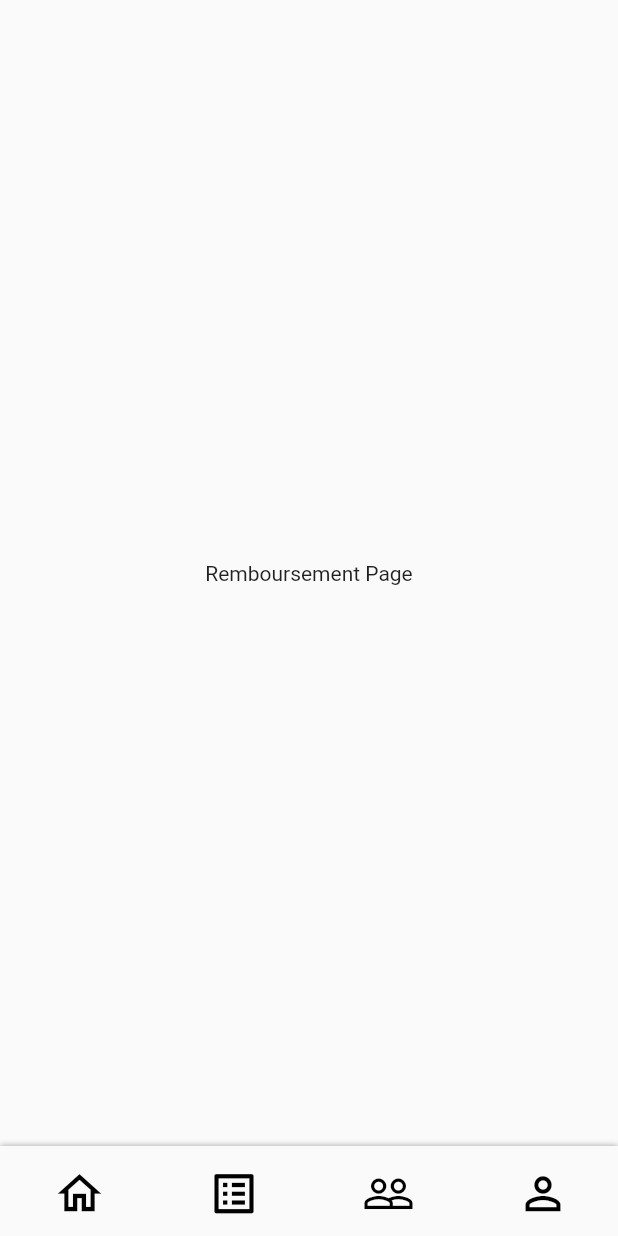
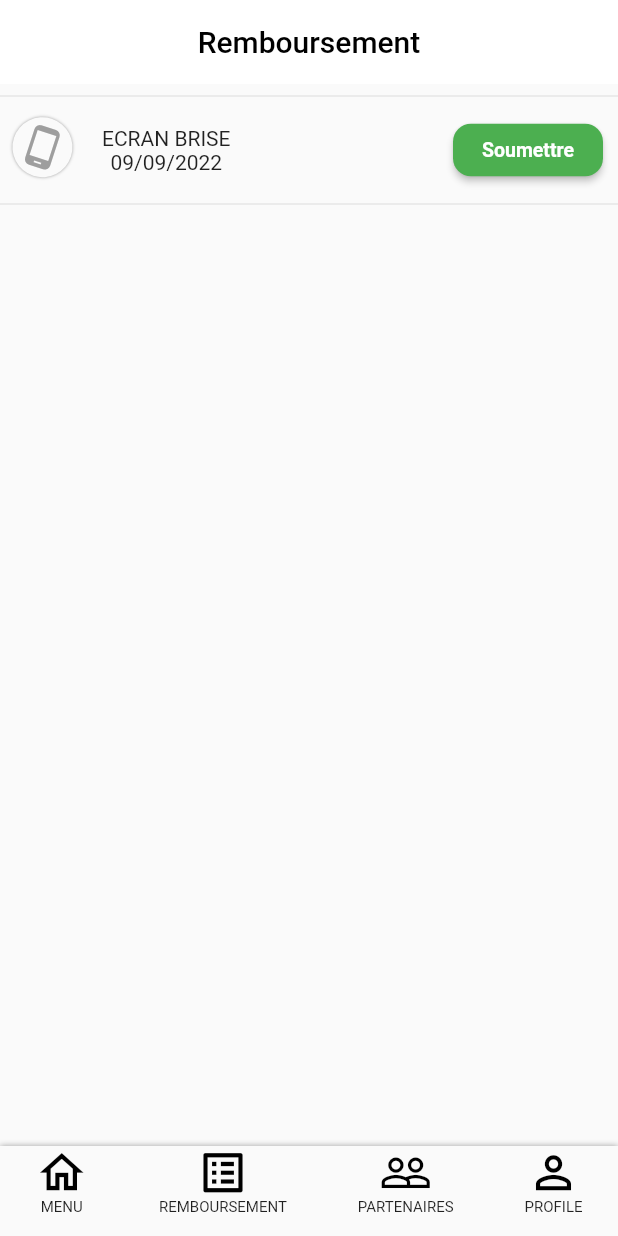
Before and after one commit to kadersaka/flow_insurance, a Flutter app: the PrincipalPage screen opened directly, item 2 of the bottom bar chosen, on a phone screen of 412 x 824 dp. Run offline on Flutter 3.47's test engine with Material 2 defaults, Android fonts, the light colour scheme and no system bars; our stand-ins replace file_picker, flutter_svg, google_maps_flutter, smooth_page_indicator; missing offline and left inert: geolocator_web, google_maps_place_picker, package_info_plus_web.

Commit message:
Improve bottomBar and begin partenaire.dart

```diff
--- a/lib/generated_plugin_registrant.dart
+++ b/lib/generated_plugin_registrant.dart
@@ -7,11 +7,15 @@
 // ignore_for_file: depend_on_referenced_packages
 
 import 'package:file_picker/_internal/file_picker_web.dart';
+import 'package:geolocator_web/geolocator_web.dart';
+import 'package:package_info_plus_web/package_info_plus_web.dart';
 
 import 'package:flutter_web_plugins/flutter_web_plugins.dart';
 
 // ignore: public_member_api_docs
 void registerPlugins(Registrar registrar) {
   FilePickerWeb.registerWith(registrar);
+  GeolocatorPlugin.registerWith(registrar);
+  PackageInfoPlugin.registerWith(registrar);
   registrar.registerMessageHandler();
 }
--- a/lib/views/home/principal.dart
+++ b/lib/views/home/principal.dart
@@ -2,6 +2,7 @@ import 'package:flowinsurance/views/home/menu.dart';
 import 'package:flowinsurance/views/home/partenaire.dart';
 import 'package:flowinsurance/views/home/profile.dart';
 import 'package:flowinsurance/views/home/remboursement.dart';
+import 'package:flutter/cupertino.dart';
 import 'package:flutter/material.dart';
 
 class PrincipalPage extends StatefulWidget {
@@ -27,89 +28,37 @@ class _PrincipalPageState extends State<PrincipalPage> {
       body: pages[pageIndex],
       bottomNavigationBar: Container(
         height: 60,
-        decoration: const BoxDecoration(boxShadow: [
-          BoxShadow(
-              color: Colors.grey, blurRadius: 3, blurStyle: BlurStyle.outer)
-        ]),
+        decoration: const BoxDecoration(boxShadow: [BoxShadow(color: Colors.grey, blurRadius: 3, blurStyle: BlurStyle.outer)]),
         child: Row(mainAxisAlignment: MainAxisAlignment.spaceAround, children: [
-          IconButton(
-            enableFeedback: false,
-            onPressed: () {
-              setState(() {
-                pageIndex = 0;
-              });
-            },
-            icon: pageIndex == 0
-                ? const Icon(
-                    Icons.home_filled,
-                    color: Colors.black,
-                    size: 35,
-                  )
-                : const Icon(
-                    Icons.home_outlined,
-                    color: Colors.black,
-                    size: 35,
-                  ),
-          ),
-          IconButton(
-            enableFeedback: false,
-            onPressed: () {
-              setState(() {
-                pageIndex = 1;
-              });
-            },
-            icon: pageIndex == 1
-                ? const Icon(
-                    Icons.list_alt,
-                    color: Colors.black,
-                    size: 35,
-                  )
-                : const Icon(
-                    Icons.list_alt_outlined,
-                    color: Colors.black,
-                    size: 35,
-                  ),
-          ),
-          IconButton(
-            enableFeedback: false,
-            onPressed: () {
-              setState(() {
-                pageIndex = 2;
-              });
-            },
-            icon: pageIndex == 2
-                ? const Icon(
-                    Icons.people,
-                    color: Colors.black,
-                    size: 35,
-                  )
-                : const Icon(
-                    Icons.people_outline,
-                    color: Colors.black,
-                    size: 35,
-                  ),
-          ),
-          IconButton(
-            enableFeedback: false,
-            onPressed: () {
-              setState(() {
-                pageIndex = 3;
-              });
-            },
-            icon: pageIndex == 3
-                ? const Icon(
-                    Icons.person,
-                    color: Colors.black,
-                    size: 35,
-                  )
-                : const Icon(
-                    Icons.person_outline,
-                    color: Colors.black,
-                    size: 35,
-                  ),
-          ),
+          BottomBarItem(0, Icons.home_outlined, Icons.home_filled, pageIndex == 0, "MENU"),
+          BottomBarItem(1, Icons.list_alt_outlined, Icons.list_alt, pageIndex == 1, "REMBOURSEMENT"),
+          BottomBarItem(2, Icons.people_outline, Icons.people, pageIndex == 2, "PARTENAIRES"),
+          BottomBarItem(3, Icons.person_outline, Icons.person, pageIndex == 3, "PROFILE"),
         ]),
       ),
     );
   }
+
+  void setPageIndex(int pageIndex) {
+    setState(() {
+      this.pageIndex = pageIndex;
+    });
+  }
+
+  Widget BottomBarItem(int index, IconData normalIcon, IconData focusedIcon, bool focusGot, String title) {
+    return InkWell(
+      onTap: () => setPageIndex(index),
+      child: Column(children: [
+        Icon(
+          focusGot ? focusedIcon : normalIcon,
+          color: Colors.black,
+          size: 35,
+        ),
+        Text(
+          title,
+          style: TextStyle(fontSize: 10),
+        )
+      ]),
+    );
+  }
 }
--- a/lib/views/home/remboursement.dart
+++ b/lib/views/home/remboursement.dart
@@ -1,4 +1,6 @@
+import 'package:flowinsurance/constants/strings.dart';
 import 'package:flutter/material.dart';
+import 'dart:math' as math;
 
 class RemboursementPage extends StatefulWidget {
   const RemboursementPage({super.key});
@@ -10,10 +12,52 @@ class RemboursementPage extends StatefulWidget {
 class _RemboursementPageState extends State<RemboursementPage> {
   @override
   Widget build(BuildContext context) {
-     return const Scaffold(
-      body: Center(
-        child: Text("Remboursement Page"),
-      ),
-    );
+    return Scaffold(
+        appBar: AppBar(
+          centerTitle: true,
+          elevation: 0,
+          title: const Text(
+            "Remboursement",
+            style: TextStyle(color: Colors.black),
+          ),
+          backgroundColor: Colors.white,
+        ),
+        body: Column(
+          children: [
+            const Divider(),
+            Container(
+              child: Row(
+                children: [
+                  Transform.rotate(
+                    angle: math.pi / 10.0,
+                    child: Container(
+                      height: 40,
+                      width: 40,
+                      margin: const EdgeInsets.fromLTRB(8, 8, 20, 8),
+                      decoration: BoxDecoration(borderRadius: BorderRadius.circular(20), boxShadow: const [BoxShadow(color: Colors.grey, blurRadius: 1, blurStyle: BlurStyle.outer)]),
+                      child: const Icon(Icons.phone_android, color: Colors.grey, size: 30),
+                    ),
+                  ),
+                  Column(
+                    children: [Text(StringData.ecranBrise), Text(StringData.exempleDate)],
+                  ),
+                  const Expanded(child: SizedBox()),
+                  ElevatedButton(
+                      style: ButtonStyle(
+                          minimumSize: MaterialStateProperty.all<Size>(const Size(100, 35)),
+                          foregroundColor: MaterialStateProperty.all<Color>(Colors.white),
+                          backgroundColor: MaterialStateProperty.all<Color>(Colors.green),
+                          shape: MaterialStateProperty.all<RoundedRectangleBorder>(RoundedRectangleBorder(
+                            borderRadius: BorderRadius.circular(12),
+                          ))),
+                      onPressed: () {},
+                      child: const Text("Soumettre", style: TextStyle(fontSize: 13, fontWeight: FontWeight.bold))),
+                  const SizedBox(width: 10)
+                ],
+              ),
+            ),
+            const Divider(),
+          ],
+        ));
   }
 }
--- a/pubspec.yaml
+++ b/pubspec.yaml
@@ -4,7 +4,6 @@ description: A new Flutter project.
 # The following line prevents the package from being accidentally published to
 # pub.dev using `flutter pub publish`. This is preferred for private packages.
 publish_to: "none" # Remove this line if you wish to publish to pub.dev
-
 
 version: 1.0.0+1
 
@@ -27,6 +26,7 @@ dependencies:
   smooth_page_indicator: ^1.0.0+2
   flutter_svg: ^1.1.5
   file_picker: ^5.0.1
+  google_maps_place_picker: ^2.1.0-nullsafety.3
 
 dev_dependencies:
   flutter_test:
```
Also changed, not shown: lib/views/home/partenaire.dart (+55 -42 lines), pubspec.lock, 4 other files.
